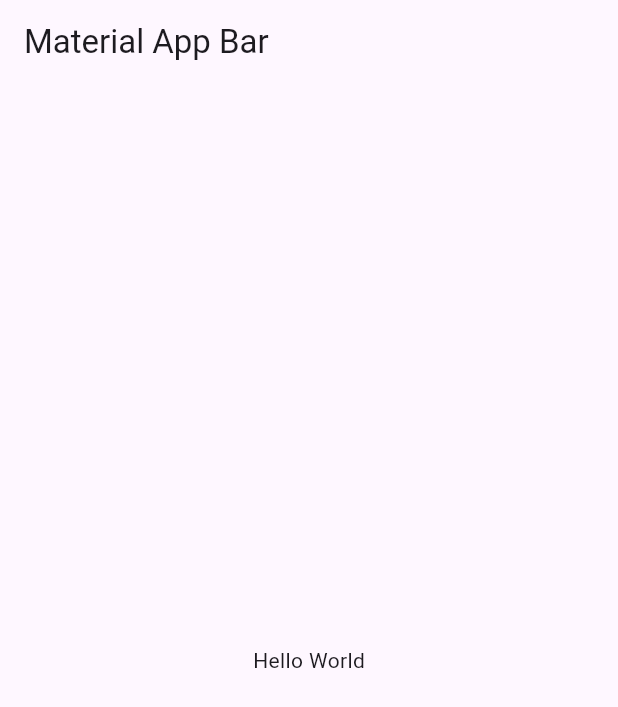
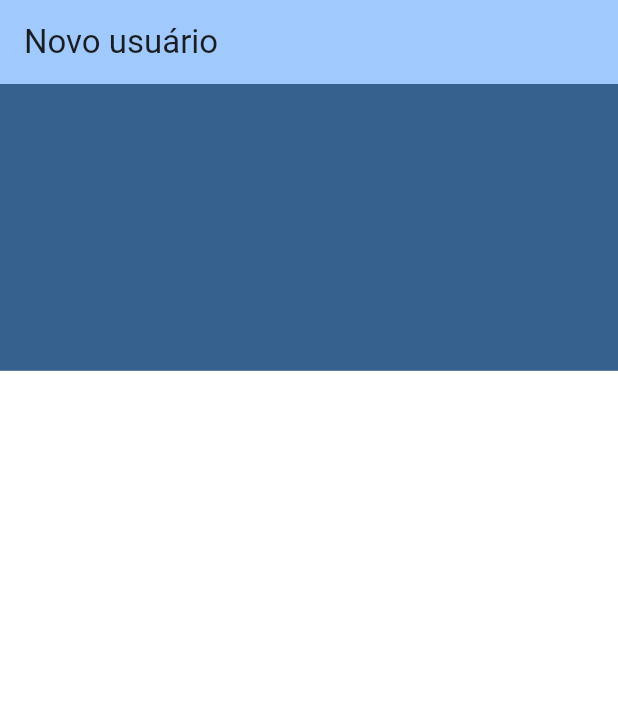
Before and after one commit to ETEC-Pedro-Badran/PAMI20241s, a Flutter app: the screen it shows after launch, on a phone screen of 412 x 824 dp. Shown: the top 707 px of the screen. Run offline on Flutter 3.47's test engine with Material 3 defaults, Android fonts, the phone set to English and light mode, and no system bars; our stand-ins replace google_fonts.

Commit message:
Tela de registro de usuário

```diff
--- a/loja/lib/main.dart
+++ b/loja/lib/main.dart
@@ -1,4 +1,5 @@
 import 'package:flutter/material.dart';
+import 'package:loja/registro_usuario.dart';
 
 void main() => runApp(const MyApp());
 
@@ -8,15 +9,8 @@ class MyApp extends StatelessWidget {
   @override
   Widget build(BuildContext context) {
     return MaterialApp(
-      title: 'Material App',
-      home: Scaffold(
-        appBar: AppBar(
-          title: const Text('Material App Bar'),
-        ),
-        body: const Center(
-          child: Text('Hello World'),
-        ),
-      ),
-    );
+        theme: ThemeData(useMaterial3: true, colorSchemeSeed: Colors.blue),
+        title: 'Material App',
+        home: RegistroUsuario());
   }
 }
--- a/loja/lib/registro_usuario.dart
+++ b/loja/lib/registro_usuario.dart
@@ -0,0 +1,34 @@
+import 'package:flutter/material.dart';
+
+class RegistroUsuario extends StatelessWidget {
+  const RegistroUsuario({super.key});
+
+  @override
+  Widget build(BuildContext context) {
+    return Scaffold(
+      appBar: AppBar(
+        backgroundColor: Theme.of(context).colorScheme.inversePrimary,
+        title: Text("Novo usuário"),
+      ),
+      body: Stack(
+        children: [
+          Container(
+            color: Theme.of(context).colorScheme.primary,
+          ),
+          Positioned(
+            bottom: 0,
+            child: FutureBuilder(
+              future: Future.value(MediaQuery.of(context).size.height * 0.7),
+              builder: (context, snapshot) => AnimatedContainer(
+                duration: Duration(milliseconds: 350),
+                height: snapshot.data ?? 0.0,
+                width: MediaQuery.of(context).size.width,
+                color: Colors.white,
+              ),
+            ),
+          )
+        ],
+      ),
+    );
+  }
+}
```
